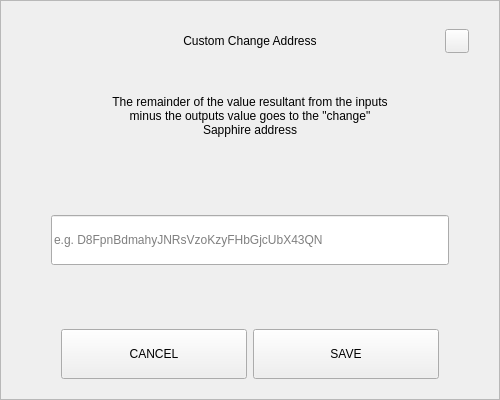
First picture: the form in src/qt/pivx/forms/sendchangeaddressdialog.ui, repository decenomy/SAPP, before the edit.
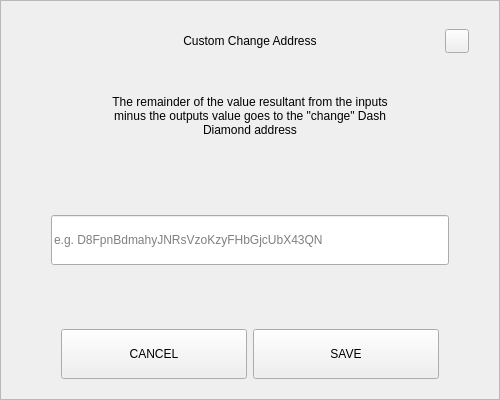
Second picture: the form after the edit.

Patch:
```diff
--- a/src/qt/pivx/forms/sendchangeaddressdialog.ui
+++ b/src/qt/pivx/forms/sendchangeaddressdialog.ui
@@ -164,7 +164,7 @@
          </size>
         </property>
         <property name="text">
-         <string>The remainder of the value resultant from the inputs minus the outputs value goes to the &quot;change&quot; Sapphire address</string>
+         <string>The remainder of the value resultant from the inputs minus the outputs value goes to the &quot;change&quot; Dash Diamond address</string>
         </property>
         <property name="alignment">
          <set>Qt::AlignCenter</set>
```
